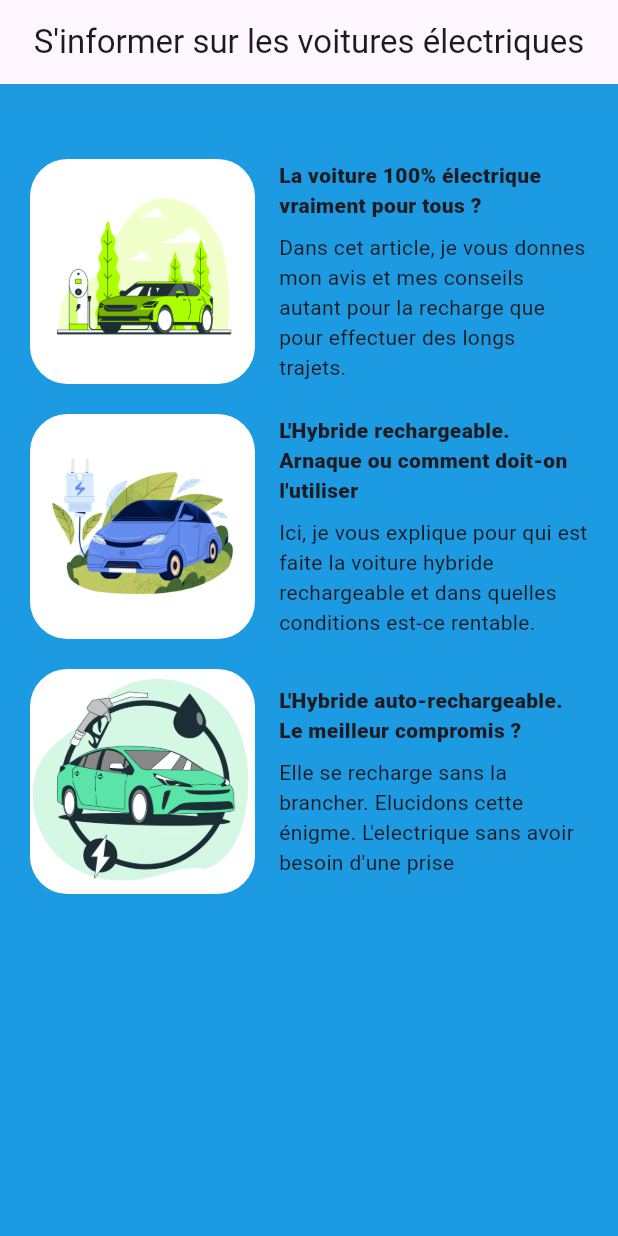
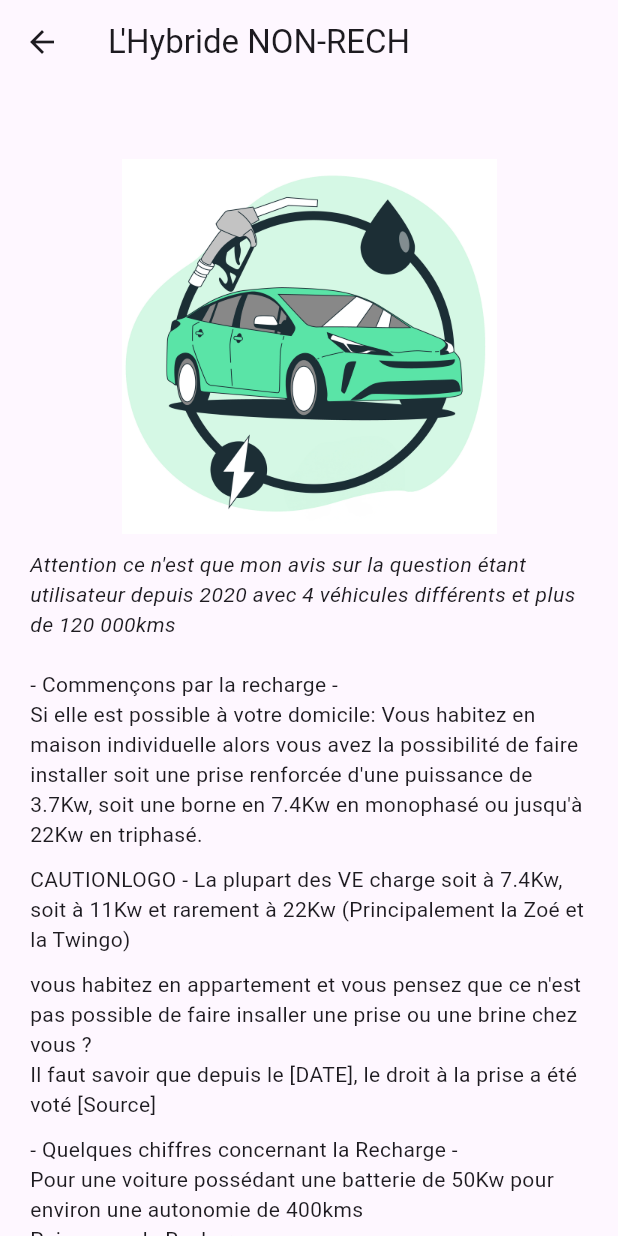
Before and after one commit to Christophe-miranville/blog_azurtech, a Flutter app: the screen it shows after launch, after a tap on an icon or button, on a phone screen of 412 x 824 dp. Run offline on Flutter 3.47's test engine with Material 3 defaults, Android fonts, the phone set to English and light mode, and no system bars.

Commit message:
navigor_ok_for_3_pages_articles

```diff
--- a/lib/main.dart
+++ b/lib/main.dart
@@ -1,3 +1,6 @@
+import 'package:blog_azurtech/views/pages/articles/article2.dart';
+import 'package:blog_azurtech/views/pages/articles/article3.dart';
+import 'package:blog_azurtech/views/pages/articles/articles.dart';
 import 'package:blog_azurtech/views/pages/home/home.dart';
 import 'package:flutter/material.dart';
 
@@ -10,10 +13,18 @@ class MyApp extends StatelessWidget {
 
   @override
   Widget build(BuildContext context) {
-    return const MaterialApp(
+    return MaterialApp(
       title: 'Mon Blog en Flutter',
       debugShowCheckedModeBanner: false,
-      home: HomePage(),
+      home: const HomePage(),
+      initialRoute:'/' ,
+      routes: {
+        '/article_1':(context) => const Article1(),
+        '/article_2':(context) => const Article2(),
+        '/article_3':(context) => const Article3(),
+        // '/login' : (context) => const LoginPage(),
+
+      },
           );
   }
 }
--- /dev/null
+++ b/lib/views/pages/articles/article2.dart
@@ -0,0 +1,61 @@
+import 'package:flutter/material.dart';
+
+class Article2 extends StatelessWidget {
+  const Article2({super.key});
+
+  @override
+  Widget build(BuildContext context) {
+    return Scaffold(
+      appBar: AppBar(
+        title: const Text(
+          'L\'Hybride Rechargeable',
+          overflow: TextOverflow.ellipsis,
+        ),
+      ),
+      body: SingleChildScrollView(
+        child: Padding(
+          padding: const EdgeInsets.symmetric(vertical: 50, horizontal: 20),
+          child: Column(
+            crossAxisAlignment: CrossAxisAlignment.start,
+            children: [
+              Center(
+                child: Image.asset(
+                  'assets/images/picture_hyb_plug.jpg',
+                  width: 250,
+                ),
+              ),
+              const SizedBox(height: 10),
+              const Text(
+                'Attention ce n\'est que mon avis sur la question étant utilisateur depuis 2020 avec 4 véhicules différents et plus de 120 000kms',
+                style: TextStyle(fontStyle: FontStyle.italic),
+              ),
+              const SizedBox(height: 20),
+              const Text('- Commençons par la recharge -'),
+              const Text(
+                  'Comme pour la VE, si elle est possible à votre domicile: Vous habitez en maison individuelle alors vous avez la possibilité de faire installer une prise renforcée d\'une puissance de 3.7Kw car les autres modes sont clairement surdimensionnés.'),
+              const SizedBox(height: 10),
+              const Text(
+                  'Comme pour la VE, si vous habitez en appartement et vous pensez que ce n\'est pas possible de faire insaller une prise ou une brine chez vous ?'),
+              const Text(
+                  'Il faut savoir que depuis le [DATE], le droit à la prise a été voté [Source]'),
+              const SizedBox(height: 10),
+              const Text(
+                  'Ce qu\'il faut savoir avec un véhicule hybride rechargeable. Vous avez un véhicule thermique qui roule à l\'essence et en complément vous avez une batterie qui vous permez d\'effectuer 50kms au maximum.'),
+              const Text('L\'utilisation d\'un VH-Rechargeable.'),
+              const Text(
+                  'Pour ma part, je pense qu\'il est important de comprendre que lorsque vous roulez en électrique c\'est très économique mais beaucoup moins lorsque vous utilisez le moteur essence.'),
+              const Text(
+                  'C\'est normal car la voiture supporte de poids en plus de la batterie donc sur longue distance vous allez plus consommé qu\'une thermique qui ne transporte pas de batterie'),
+              const Text('Puissance de Recharge'),
+              const Text('Durée de recharge en Heures Creuses'),
+              const Text('3.7Kw'),
+              const Text('22H=>6H = 8H'),
+              const Text('- Pour une utilisation Domicile <=> Travail'),
+              const Text('- Pour une utilisation Long Trajet / Autoroute')
+            ],
+          ),
+        ),
+      ),
+    );
+  }
+}
--- /dev/null
+++ b/lib/views/pages/articles/article3.dart
@@ -0,0 +1,60 @@
+import 'package:flutter/material.dart';
+
+
+class Article3 extends StatelessWidget {
+  const Article3({super.key});
+
+  @override
+  Widget build(BuildContext context) {
+    return Scaffold(
+      appBar: AppBar(
+        title: const Text(
+          'L\'Hybride NON-RECH',
+          overflow: TextOverflow.ellipsis,
+        ),
+      ),
+      body: SingleChildScrollView(
+        child: Padding(
+          padding: const EdgeInsets.symmetric(vertical: 50, horizontal: 20),
+          child: Column(
+            crossAxisAlignment: CrossAxisAlignment.start,
+            children: [
+              Center(
+                child: Image.asset(
+                  'assets/images/picture_hyb_autoR.jpg',
+                  width: 250,
+                ),
+              ),
+                            const SizedBox(height: 10),
+              const Text(
+                'Attention ce n\'est que mon avis sur la question étant utilisateur depuis 2020 avec 4 véhicules différents et plus de 120 000kms',
+                style: TextStyle(fontStyle: FontStyle.italic),
+              ),
+              const SizedBox(height: 20),
+              const Text('- Commençons par la recharge -'),
+              const Text(
+                  'Si elle est possible à votre domicile: Vous habitez en maison individuelle alors vous avez la possibilité de faire installer soit une prise renforcée d\'une puissance de 3.7Kw, soit une borne en 7.4Kw en monophasé ou jusqu\'à 22Kw en triphasé.'),
+              const SizedBox(height: 10),
+              const Text(
+                  'CAUTIONLOGO - La plupart des VE charge soit à 7.4Kw, soit à 11Kw et rarement à 22Kw (Principalement la Zoé et la Twingo)'),
+              const SizedBox(height: 10),
+              const Text('vous habitez en appartement et vous pensez que ce n\'est pas possible de faire insaller une prise ou une brine chez vous ?'),
+              const Text('Il faut savoir que depuis le [DATE], le droit à la prise a été voté [Source]'),
+              const SizedBox(height: 10),
+              const Text('- Quelques chiffres concernant la Recharge -'),
+              const Text('Pour une voiture possédant une batterie de 50Kw pour environ une autonomie de 400kms'),
+              const Text('Puissance de Recharge'),
+              const Text('Durée de recharge en Heures Creuses'),
+              const Text('3.7Kw'),
+              const Text('22H=>6H = 8H'),
+
+              const Text('- Pour une utilisation Domicile <=> Travail'),
+              const Text('- Pour une utilisation Long Trajet / Autoroute')
+
+            ],
+          ),
+        ),
+      ),
+    );
+  }
+}
--- /dev/null
+++ b/lib/views/pages/articles/articles.dart
@@ -0,0 +1,59 @@
+import 'package:flutter/material.dart';
+
+class Article1 extends StatelessWidget {
+  const Article1({super.key});
+
+  @override
+  Widget build(BuildContext context) {
+    return Scaffold(
+      appBar: AppBar(
+        title: const Text(
+          'La voiture 100% électrique, les VE !',
+          overflow: TextOverflow.ellipsis,
+        ),
+      ),
+      body: SingleChildScrollView(
+        child: Padding(
+          padding: const EdgeInsets.symmetric(vertical: 50, horizontal: 20),
+          child: Column(
+            crossAxisAlignment: CrossAxisAlignment.start,
+            children: [
+              Center(
+                child: Image.asset(
+                  'assets/images/picture_ve.jpg',
+                  width: 250,
+                ),
+              ),
+                            const SizedBox(height: 10),
+              const Text(
+                'Attention ce n\'est que mon avis sur la question étant utilisateur depuis 2020 avec 4 véhicules différents et plus de 120 000kms',
+                style: TextStyle(fontStyle: FontStyle.italic),
+              ),
+              const SizedBox(height: 20),
+              const Text('- Commençons par la recharge -'),
+              const Text(
+                  'Si elle est possible à votre domicile: Vous habitez en maison individuelle alors vous avez la possibilité de faire installer soit une prise renforcée d\'une puissance de 3.7Kw, soit une borne en 7.4Kw en monophasé ou jusqu\'à 22Kw en triphasé.'),
+              const SizedBox(height: 10),
+              const Text(
+                  'CAUTIONLOGO - La plupart des VE charge soit à 7.4Kw, soit à 11Kw et rarement à 22Kw (Principalement la Zoé et la Twingo)'),
+              const SizedBox(height: 10),
+              const Text('vous habitez en appartement et vous pensez que ce n\'est pas possible de faire insaller une prise ou une brine chez vous ?'),
+              const Text('Il faut savoir que depuis le [DATE], le droit à la prise a été voté [Source]'),
+              const SizedBox(height: 10),
+              const Text('- Quelques chiffres concernant la Recharge -'),
+              const Text('Pour une voiture possédant une batterie de 50Kw pour environ une autonomie de 400kms'),
+              const Text('Puissance de Recharge'),
+              const Text('Durée de recharge en Heures Creuses'),
+              const Text('3.7Kw'),
+              const Text('22H=>6H = 8H'),
+
+              const Text('- Pour une utilisation Domicile <=> Travail'),
+              const Text('- Pour une utilisation Long Trajet / Autoroute')
+
+            ],
+          ),
+        ),
+      ),
+    );
+  }
+}
--- a/lib/views/pages/home/home.dart
+++ b/lib/views/pages/home/home.dart
@@ -24,7 +24,7 @@ class _HomePageState extends State<HomePage> {
                 Column(crossAxisAlignment: CrossAxisAlignment.start, children: [
               GestureDetector(
                   onTap: () {
-                    Navigator.pushNamed(context, 'article_1');
+                    Navigator.pushNamed(context, '/article_1');
                   },
                   child: Row(
                     children: [
@@ -50,7 +50,7 @@ class _HomePageState extends State<HomePage> {
                               height: 8,
                             ),
                             Text(
-                                'Dans cet article, je vous donnes mon avis et mes conseils autant pour la recharge que pour effectuer des longs trajets.'),
+                                'Dans cet article, je vous donne mon avis et mes conseils autant pour la recharge que pour effectuer des longs trajets.'),
                           ]))
                     ],
                   ) // on ferme le premier row=article
@@ -62,7 +62,7 @@ class _HomePageState extends State<HomePage> {
 // on ouvre le deuxieme row=article en DUR aussi pour visualiser le front
               GestureDetector(
                   onTap: () {
-                    Navigator.pushNamed(context, 'article_2');
+                    Navigator.pushNamed(context, '/article_2');
                   },
                   child: Row(
                     children: [
@@ -99,7 +99,7 @@ class _HomePageState extends State<HomePage> {
 // on ouvre le troisieme row=article en DUR aussi pour visualiser le front
               GestureDetector(
                 onTap: () {
-                  Navigator.pushNamed(context, 'article_3');
+                  Navigator.pushNamed(context, '/article_3');
                 },
                 child: Row(
                   children: [
```
Also changed, not shown: assets/images/picture_ve.jpg, 1 other file.
